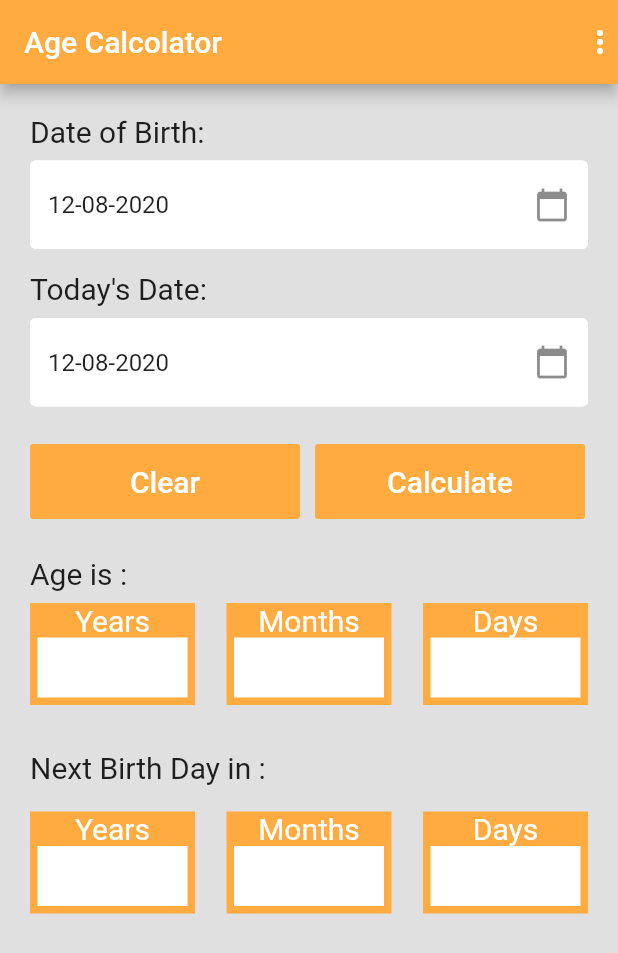
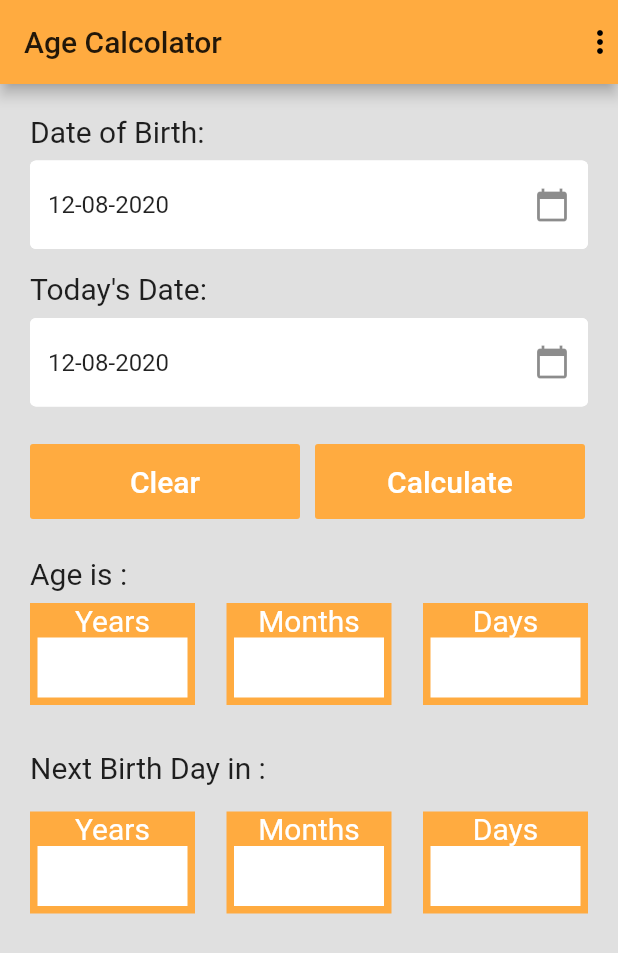
Before and after one commit to joe-walker2000/ageCalculator, a Flutter app: the screen it shows after launch, after a tap on "Calculate", on a phone screen of 412 x 824 dp. Shown: the top 953 px of the screen. Run offline on Flutter 3.47's test engine with Material 2 defaults, Android fonts, the phone set to English and light mode, and no system bars; missing offline and left inert: age.

Commit message:
action button edited

```diff
--- a/lib/main.dart
+++ b/lib/main.dart
@@ -4,6 +4,9 @@ import 'package:age/age.dart';
 
 void main() {
   runApp(MaterialApp(
+    theme: ThemeData(
+        primaryColor: Colors.orangeAccent,
+        visualDensity: VisualDensity.adaptivePlatformDensity),
     home: MyApp(),
   ));
 }
@@ -48,44 +51,30 @@ class _HomeScreenState extends State<HomeScreen> {
     }
   }
 
-  Widget _buildActionButtons(String name, bool isClearButton) {
-    return SizedBox(
-      height: 50.0,
-      width: 180.0,
-      child: FlatButton(
-        onPressed: () {
-          isClearButton
-              ? setState(() {
-                  calculatedAge = AgeDuration(years: 0, months: 0, days: 0);
-                  nextBirthday = AgeDuration(years: 0, months: 0, days: 0);
-                })
-              : setState(() {
-                  calculatedAge = calcAge(_dateOfBirth, _dateOfChoise);
-                  nextBirthday = calcLeftTime(_dateOfBirth, _dateOfChoise);
-                });
-        },
-        child: Text(
-          name,
-          style: TextStyle(
-            color: Colors.white,
-            fontSize: 20.0,
-          ),
-        ),
-        color: Colors.orangeAccent,
-      ),
-    );
-  }
-
   @override
   Widget build(BuildContext context) {
+    calcAction() {
+      setState(() {
+        calculatedAge = calcAge(_dateOfBirth, _dateOfChoise);
+        nextBirthday = calcLeftTime(_dateOfBirth, _dateOfChoise);
+      });
+    }
+
+    clearAction() {
+      setState(() {
+        calculatedAge = AgeDuration(years: 0, months: 0, days: 0);
+        nextBirthday = AgeDuration(years: 0, months: 0, days: 0);
+      });
+    }
+
     Widget dateOfBirthHeader = _buildHeaders('Date of Birth:');
     Widget birthdayTextField =
         _buildTextInputField(_dateOfBirth, selectDate, context, true);
     Widget dateOfChoiceHeader = _buildHeaders('Today\'s Date:');
     Widget choicedayTextField =
         _buildTextInputField(_dateOfChoise, selectDate, context, false);
-    Widget clearButton = _buildActionButtons('Clear', true);
-    Widget calcButton = _buildActionButtons('Calculate', false);
+    Widget clearButton = _buildActionButtons('Clear', clearAction);
+    Widget calcButton = _buildActionButtons('Calculate', calcAction);
     Widget ageHeader = _buildHeaders('Age is :');
     Widget years = _buildOutputColumn('Years', calculatedAge.years.toString());
     Widget months =
@@ -161,6 +150,24 @@ Widget _buildTextInputField(DateTime value, Function datePicker,
           onPressed: () {
             datePicker(context, isDateOfBirth);
           }),
+    ),
+  );
+}
+
+Widget _buildActionButtons(String name, Function _onPressed) {
+  return SizedBox(
+    height: 50.0,
+    width: 180.0,
+    child: FlatButton(
+      onPressed: _onPressed,
+      child: Text(
+        name,
+        style: TextStyle(
+          color: Colors.white,
+          fontSize: 20.0,
+        ),
+      ),
+      color: Colors.orangeAccent,
     ),
   );
 }
```
